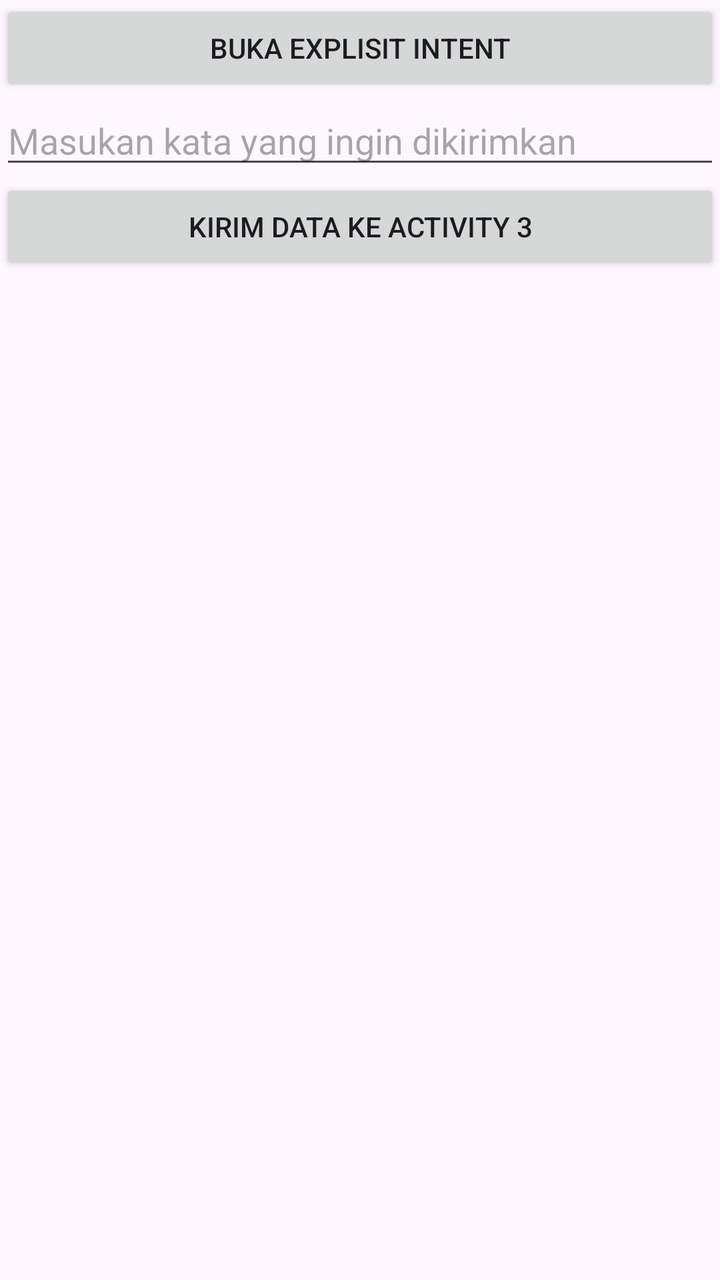
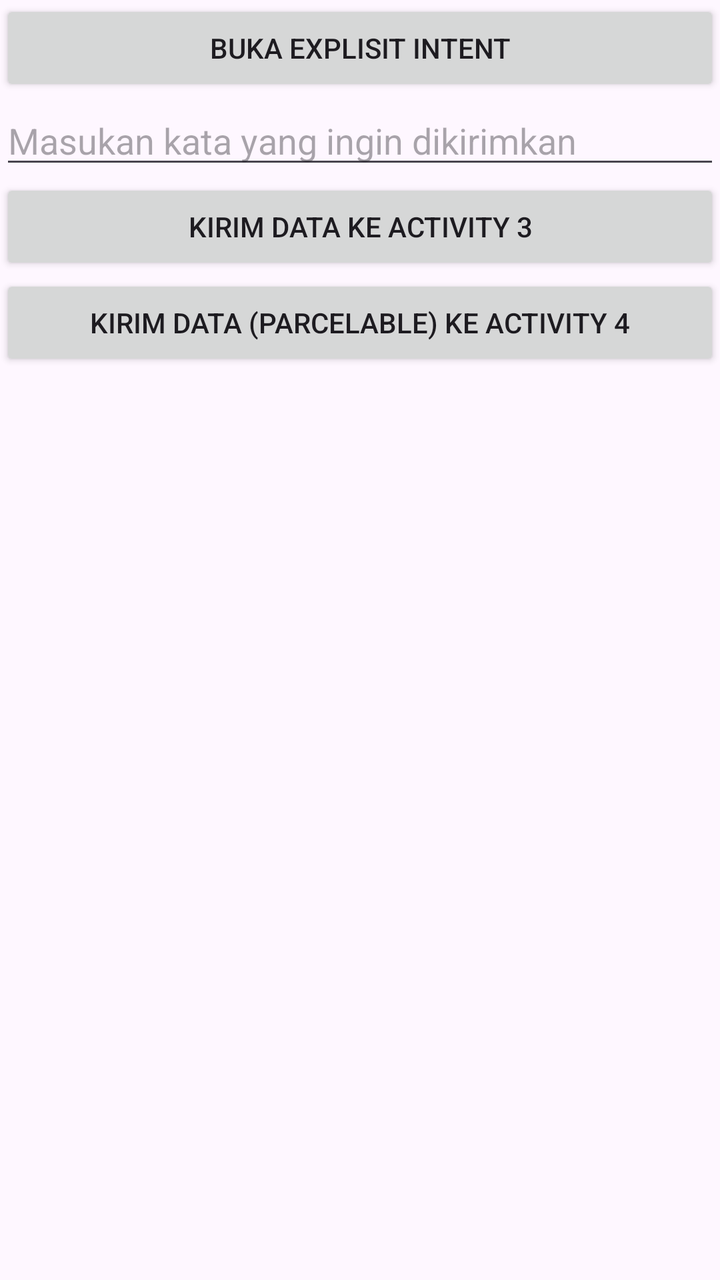

The first picture is an Android layout as it rendered before a commit; the second is the same layout after the commit. The layout source and the unified diff follow.
<!-- AndroidManifest.xml: application theme Theme.ExplisitIntent -->
<!-- res/layout/activity_main.xml -->
<?xml version="1.0" encoding="utf-8"?>
<LinearLayout
    xmlns:android="http://schemas.android.com/apk/res/android"
    xmlns:app="http://schemas.android.com/apk/res-auto"
    xmlns:tools="http://schemas.android.com/tools"
    android:id="@+id/main"
    android:layout_width="match_parent"
    android:layout_height="match_parent"
    tools:context=".MainActivity"
    android:orientation="vertical"
    android:layout_margin="16dp">

    <Button
        android:layout_width="match_parent"
        android:layout_height="wrap_content"
        android:id="@+id/btnExplisit1"
        android:text="Buka Explisit Intent"/>
    
    <EditText
        android:layout_width="match_parent"
        android:layout_height="wrap_content"
        android:id="@+id/dataKirim"
        android:inputType="text"
        android:hint="Masukan kata yang ingin dikirimkan"/>
    
    <Button
        android:layout_width="match_parent"
        android:layout_height="wrap_content"
        android:id="@+id/btnExplisit2"
        android:text="Kirim Data ke Activity 3"/>
</LinearLayout>
<!-- resources referenced by this layout -->
<resources>
  <style name="Theme.ExplisitIntent" parent="Base.Theme.ExplisitIntent" />
  <style name="Base.Theme.ExplisitIntent" parent="Theme.Material3.DayNight.NoActionBar">
          
          
      </style>
</resources>

<!-- the commit's change to res/layout/activity_main.xml (unified diff, before → after) -->
@@ -28,4 +28,12 @@
         android:layout_height="wrap_content"
         android:id="@+id/btnExplisit2"
         android:text="Kirim Data ke Activity 3"/>
+    
+    <Button
+        android:layout_width="match_parent"
+        android:layout_height="wrap_content"
+        android:id="@+id/btnExplisit3"
+        android:text="Kirim Data (Parcelable) ke Activity 4"/>
+
+
 </LinearLayout>
